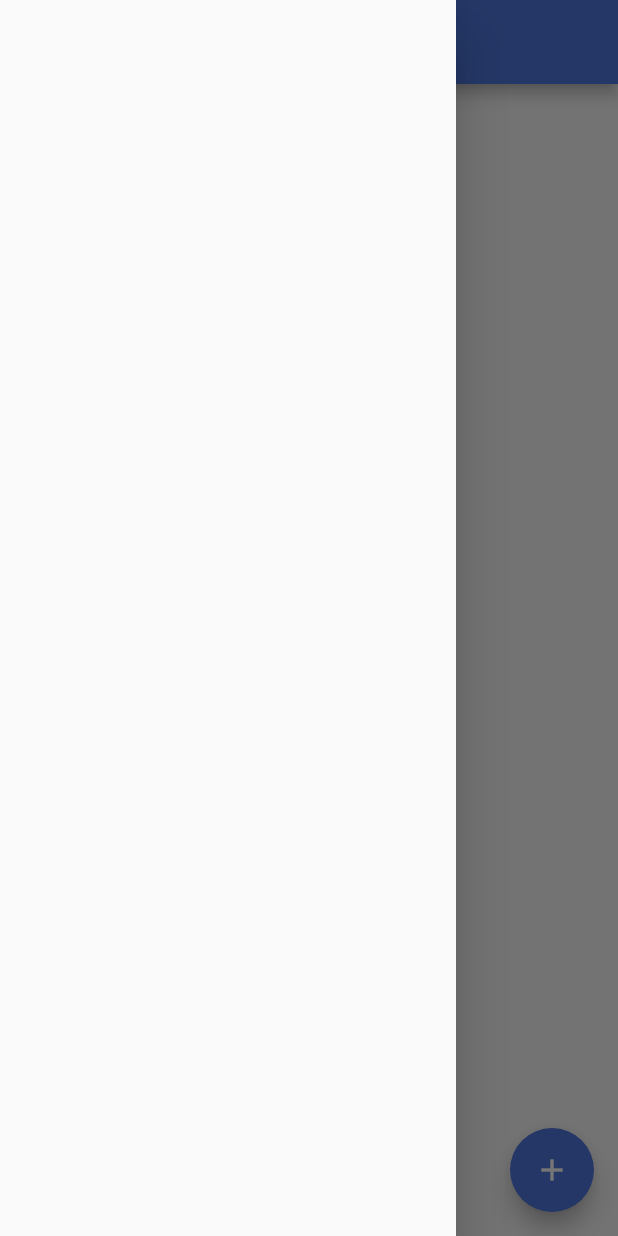
After one commit to Olacgk/Complain, a Flutter app: the Home screen opened directly, with the side drawer open, on a phone screen of 412 x 824 dp. The commit adds this screen. Run offline on Flutter 3.47's test engine with Material 2 defaults, Android fonts, the light colour scheme and no system bars.

Commit message:
Liste des plaintes coté user

```diff
--- /dev/null
+++ b/lib/screens/home.dart
@@ -0,0 +1,32 @@
+import 'package:flutter/material.dart';
+
+class Home extends StatefulWidget{
+  const Home({Key? key}) : super(key: key);
+
+  @override
+  State<StatefulWidget> createState() =>  HomeState();
+}
+
+class HomeState extends State<Home>{
+  @override
+  Widget build(BuildContext context) {
+    return Scaffold(
+      appBar: AppBar(
+        title: const Text('Historique des plaintes'),
+        backgroundColor: const Color.fromRGBO(79, 119, 223, 1.0),
+      ),
+      drawer: Drawer(
+        child: ListView(
+          children: [
+          ],
+        ),
+      ),
+      floatingActionButton: const FloatingActionButton(
+        onPressed: null,
+        child: Icon(Icons.add),
+        backgroundColor: Color.fromRGBO(79, 119, 223, 1.0),
+      ),
+    );
+  }
+
+}
--- a/lib/screens/login.dart
+++ b/lib/screens/login.dart
@@ -1,3 +1,4 @@
+import 'package:complain_app/screens/home.dart';
 import 'package:complain_app/screens/signup.dart';
 import 'package:flutter/material.dart';
 
@@ -78,10 +79,10 @@ class LoginState extends State<Login>{
                   Padding(
                     padding: const EdgeInsets.symmetric(horizontal: 30.0),
                     child: Row(
-                      children: const [
+                      children: [
                         Text('Connexion', style: TextStyle(fontSize: 25),),
                         SizedBox(width: 100,),
-                        FloatingActionButton.small(onPressed: null,
+                        FloatingActionButton.small(onPressed: (){ Navigator.push(context, MaterialPageRoute(builder: (context) => Home()));},
                         child: Icon(Icons.navigate_next),backgroundColor: Color.fromRGBO(79, 119, 223, 1.0),)
                       ],
                     ),
```
